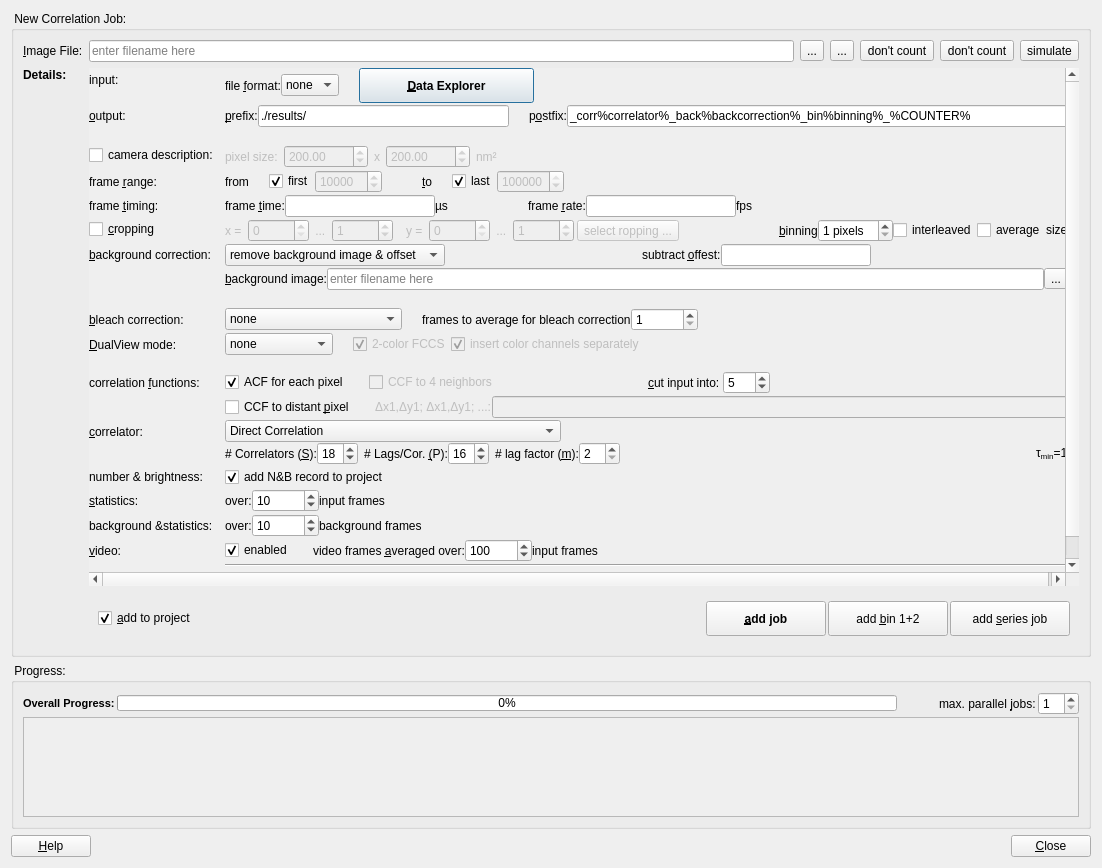
Qt form plugins/imagingfcs/qfrdrimagingfcscorrelationdialog.ui (jkriege2/QuickFit3) before a commit.
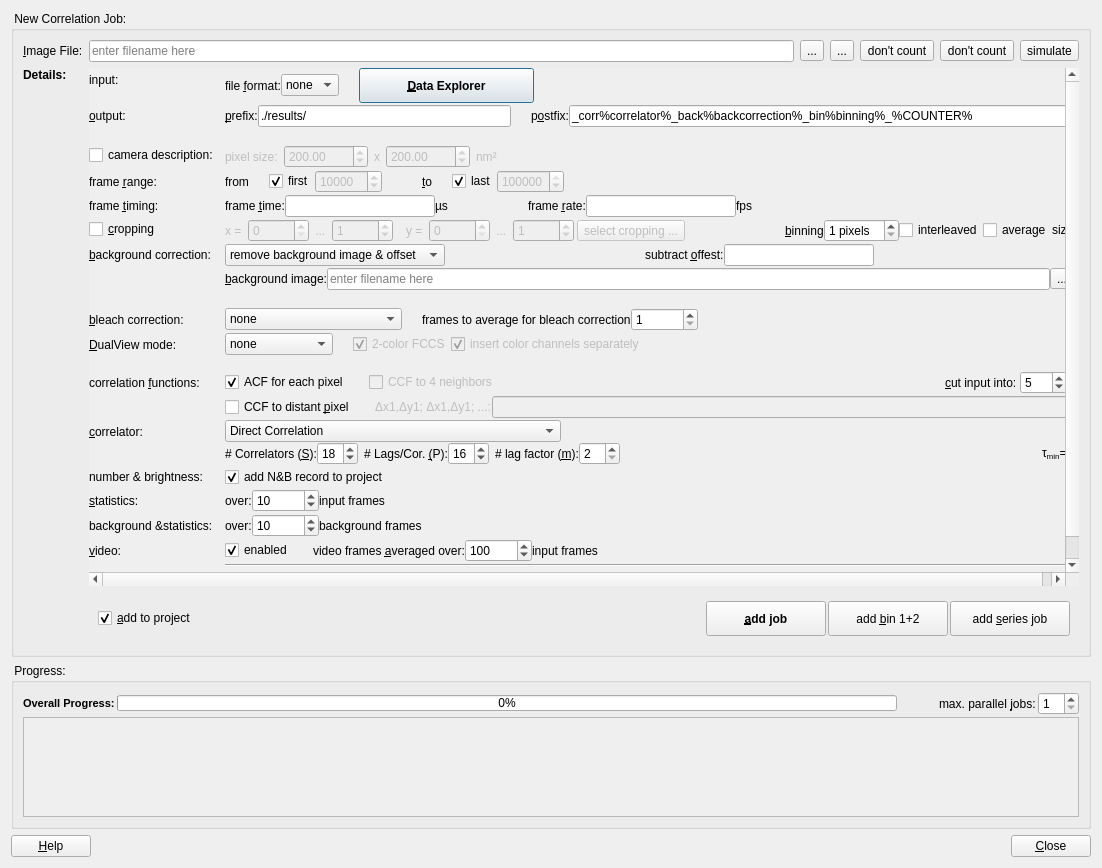
The same form after that commit. Icons and pictures are not drawn. Custom widgets are drawn as their Qt base class.

The edit to the form file:
```diff
--- a/plugins/imagingfcs/qfrdrimagingfcscorrelationdialog.ui
+++ b/plugins/imagingfcs/qfrdrimagingfcscorrelationdialog.ui
@@ -883,7 +883,7 @@
                   <item>
                    <widget class="QToolButton" name="btnSelCrop">
                     <property name="text">
-                     <string>select ropping ...</string>
+                     <string>select cropping ...</string>
                     </property>
                     <property name="popupMode">
                      <enum>QToolButton::InstantPopup</enum>
@@ -1409,7 +1409,7 @@
                   <enum>Qt::Horizontal</enum>
                  </property>
                  <property name="sizeType">
-                  <enum>QSizePolicy::Fixed</enum>
+                  <enum>QSizePolicy::Expanding</enum>
                  </property>
                  <property name="sizeHint" stdset="0">
                   <size>
@@ -1442,22 +1442,6 @@
                  </property>
                 </widget>
                </item>
-               <item>
-                <spacer name="horizontalSpacer_24">
-                 <property name="orientation">
-                  <enum>Qt::Horizontal</enum>
-                 </property>
-                 <property name="sizeType">
-                  <enum>QSizePolicy::MinimumExpanding</enum>
-                 </property>
-                 <property name="sizeHint" stdset="0">
-                  <size>
-                   <width>20</width>
-                   <height>20</height>
-                  </size>
-                 </property>
-                </spacer>
-               </item>
                <item>
                 <widget class="QLabel" name="labSegments">
                  <property name="text">
```
Left out of the diff: 62 changed lines with no effect on the pictures.
